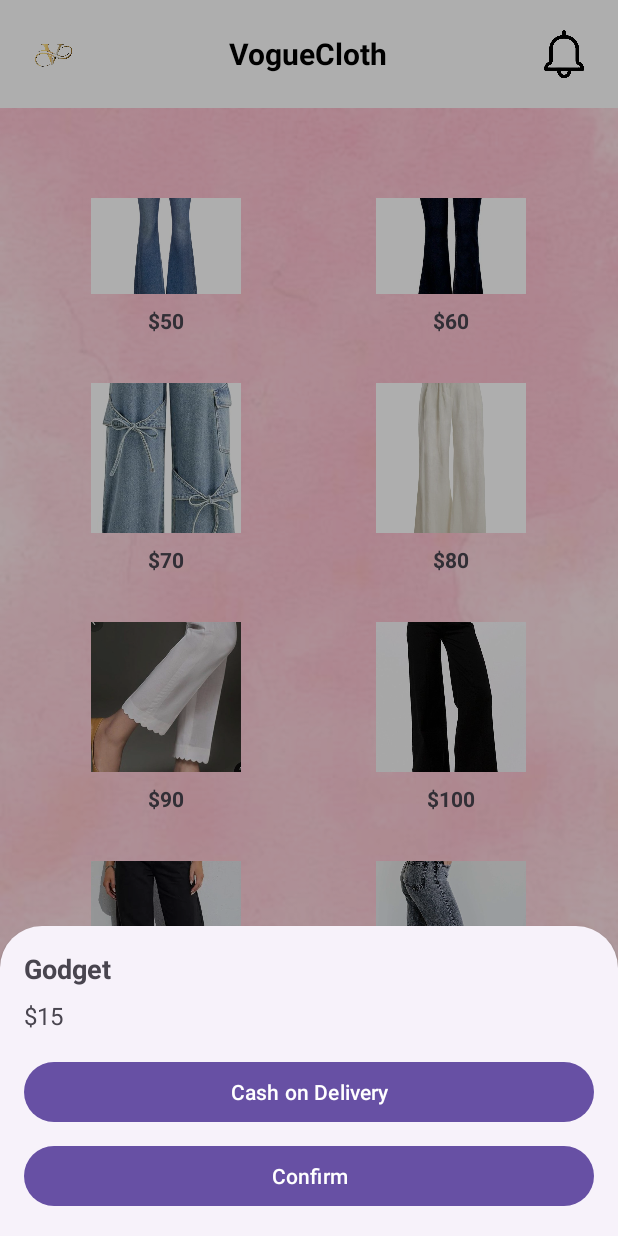
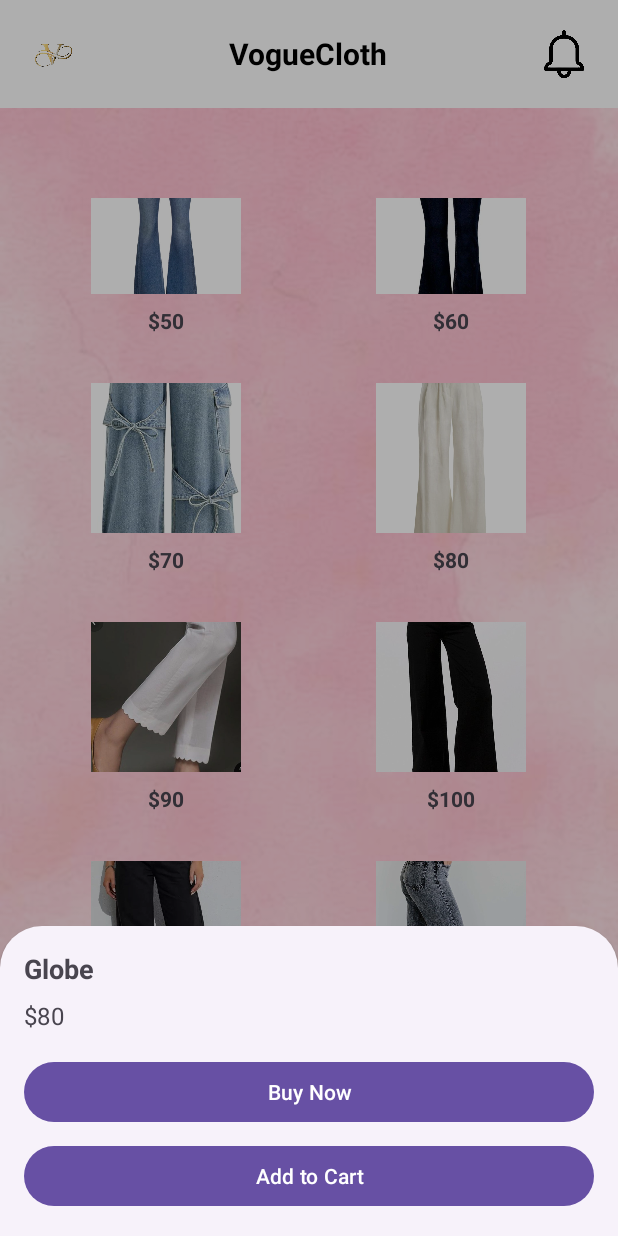
Before and after one commit to ayusha1223/Vogue, an Android app: the fragment PantFragment placed in its activity, after a tap on an icon or button, on a phone screen of 412 x 824 dp. Run offline under Robolectric (Android 15) with nearby library versions, the phone set to English and light mode, and no system bars; 1 statement that could not run was skipped.

Commit message:
Initial commit

```diff
--- a/app/src/main/java/com/example/vogueclothing/ui/Fragment/CartItem.kt
+++ b/app/src/main/java/com/example/vogueclothing/ui/Fragment/CartItem.kt
@@ -1,9 +1,8 @@
 package com.example.vogueclothing.ui.Fragment
 
-// Data class to represent a cart item
+
 data class CartItem(
     val name: String,
     val price: Double,
-    var quantity: Int,
-     // Add image URL or resource ID
+    var quantity: Int
 )
--- a/app/src/main/java/com/example/vogueclothing/ui/Fragment/PantFragment.kt
+++ b/app/src/main/java/com/example/vogueclothing/ui/Fragment/PantFragment.kt
@@ -1,4 +1,5 @@
 package com.example.vogueclothing.ui.Fragment
+
 
 import android.annotation.SuppressLint
 import android.os.Bundle
@@ -17,7 +18,7 @@ import com.example.vogueclothing.viewmodel.SharedViewModel
 import com.google.android.material.bottomsheet.BottomSheetDialog
 import com.google.android.material.dialog.MaterialAlertDialogBuilder
 
-class PantFragment : Fragment() {
+class PantFragment: Fragment() {
 
     override fun onCreateView(
         inflater: LayoutInflater, container: ViewGroup?,
@@ -26,7 +27,7 @@ class PantFragment : Fragment() {
         // Inflate the layout for this fragment
         val view = inflater.inflate(R.layout.fragment_pant, container, false)
 
-        // Initialize image views and set click listeners
+        // Initialize views
         val image1 = view.findViewById<ImageView>(R.id.image1)
         val image2 = view.findViewById<ImageView>(R.id.image2)
         val image3 = view.findViewById<ImageView>(R.id.image3)
@@ -37,19 +38,51 @@ class PantFragment : Fragment() {
         val image8 = view.findViewById<ImageView>(R.id.image8)
 
         // Set click listeners for all images
-        image1.setOnClickListener { showBottomSheet("Mini", "$10") }
-        image2.setOnClickListener { showBottomSheet("Tube", "$10") }
-        image3.setOnClickListener { showBottomSheet("Pleated", "$5") }
-        image4.setOnClickListener { showPaymentBottomSheet("Godget", "$15") }
-        image5.setOnClickListener { showBottomSheet("Wrap", "$20") }
-        image6.setOnClickListener { showBottomSheet("Bubble", "$82") }
-        image7.setOnClickListener { showBottomSheet("Tulip", "$20") }
-        image8.setOnClickListener { showBottomSheet("Circle", "$25") }
+        image1.setOnClickListener { showBottomSheet("Bombay", "$50") }
+        image2.setOnClickListener { showBottomSheet("Silk", "$60") }
+        image3.setOnClickListener { showBottomSheet("Wrap", "$70") }
+        image4.setOnClickListener { showBottomSheet("Globe", "$80") }
+        image5.setOnClickListener { showBottomSheet("Tank", "$90") }
+        image6.setOnClickListener { showBottomSheet("Choker", "$100") }
+        image7.setOnClickListener { showBottomSheet("BWrap top", "$110") }
+        image8.setOnClickListener { showBottomSheet("Cami", "$120") }
 
         return view
     }
 
-    // Function to show a bottom sheet dialog
+    // Function to show a bottom sheet dialog with Buy Now and Add to Cart options
+    private fun showBottomSheet(itemName: String, itemPrice: String) {
+        // Inflate the bottom sheet layout
+        val bottomSheetView = layoutInflater.inflate(R.layout.bottom_sheet_layout, null)
+
+        // Initialize views in the bottom sheet
+        val itemNameTextView = bottomSheetView.findViewById<TextView>(R.id.itemname)
+        val itemPriceTextView = bottomSheetView.findViewById<TextView>(R.id.itemprice)
+        val buyNowButton = bottomSheetView.findViewById<TextView>(R.id.buynowButton)
+        val addToCartButton = bottomSheetView.findViewById<TextView>(R.id.addTocartButton)
+
+        // Set item details
+        itemNameTextView.text = itemName
+        itemPriceTextView.text = itemPrice
+
+        // Create and show the bottom sheet dialog
+        val bottomSheetDialog = BottomSheetDialog(requireContext())
+        bottomSheetDialog.setContentView(bottomSheetView)
+        bottomSheetDialog.show()
+
+        // Handle Buy Now button click
+        buyNowButton.setOnClickListener {
+            bottomSheetDialog.dismiss()
+            showPaymentBottomSheet(itemName, itemPrice) // Show payment options
+        }
+
+        // Handle Add to Cart button click
+        addToCartButton.setOnClickListener {
+            bottomSheetDialog.dismiss()
+            addToCart(itemName, itemPrice) // Add item to cart
+        }
+    }
+
     @SuppressLint("MissingInflatedId")
     private fun showPaymentBottomSheet(itemName: String, itemPrice: String) {
         try {
@@ -62,7 +95,7 @@ class PantFragment : Fragment() {
             val itemNameTextView = paymentBottomSheetView.findViewById<TextView>(R.id.itemname)
             val itemPriceTextView = paymentBottomSheetView.findViewById<TextView>(R.id.itemprice)
             val cashOnDeliveryButton = paymentBottomSheetView.findViewById<Button>(R.id.cashOnDeliveryOption)
-            val confirmButton = paymentBottomSheetView.findViewById<Button>(R.id.confirmButton)
+
 
             // Set item details
             itemNameTextView.text = itemName
@@ -86,29 +119,33 @@ class PantFragment : Fragment() {
                     .show()
             }
 
-            // Handle Confirm button click (optional)
-            confirmButton.setOnClickListener {
-                paymentBottomSheetDialog.dismiss()
-            }
+//            // Handle Confirm button click (optional)
+//            confirmButton.setOnClickListener {
+//                paymentBottomSheetDialog.dismiss()
+//            }
 
         } catch (e: Exception) {
             Log.e("PaymentSheet", "Error showing payment bottom sheet", e)
         }
     }
+
+
+    // Function to add item to cart
     private fun addToCart(itemName: String, itemPrice: String) {
-        // Get the SharedViewModel
         val sharedViewModel = ViewModelProvider(requireActivity()).get(SharedViewModel::class.java)
+
+        // Remove "$" and trim spaces before converting to Double
         val cleanedPrice = itemPrice.replace("$", "").trim()
 
-        // Create a CartItem and add it to the cart
         val cartItem = CartItem(
             name = itemName,
-            price = itemPrice.toDoubleOrNull() ?: 0.0, // Convert price safely
-            quantity = 1, // Default value
+            price = cleanedPrice.toDoubleOrNull() ?: 0.0, // ✅ Fix price parsing
+            quantity = 1
+        )
 
-        )
         sharedViewModel.addToCart(cartItem)
-        // Show a toast message
-        android.widget.Toast.makeText(requireContext(), "$itemName added to cart", android.widget.Toast.LENGTH_SHORT).show()
+
+        Toast.makeText(requireContext(), "$itemName added to cart", Toast.LENGTH_SHORT).show()
     }
+
 }
--- a/app/src/main/res/layout/payment_bottom_sheet_layout.xml
+++ b/app/src/main/res/layout/payment_bottom_sheet_layout.xml
@@ -33,12 +33,12 @@
 
         android:layout_marginBottom="8dp"/>
 
-    <Button
-        android:id="@+id/confirmButton"
-        android:layout_width="match_parent"
-        android:layout_height="wrap_content"
-        android:text="Confirm"
-        android:textColor="@android:color/white">
+<!--    <Button-->
+<!--        android:id="@+id/confirmButton"-->
+<!--        android:layout_width="match_parent"-->
+<!--        android:layout_height="wrap_content"-->
+<!--        android:text="Confirm"-->
+<!--        android:textColor="@android:color/white">-->
 
-    </Button>
+<!--    </Button>-->
 </LinearLayout>
```
Also changed, not shown: app/src/main/java/com/example/vogueclothing/Adapter/cartAdapter.kt (+22 -31 lines), app/src/main/java/com/example/vogueclothing/ui/Fragment/CartFragment.kt (+6 -17 lines), app/src/main/java/com/example/vogueclothing/ui/Fragment/DashboardFragment.kt (+17 -10 lines), app/src/main/java/com/example/vogueclothing/ui/Fragment/DressesFragment.kt (+60 -23 lines), app/src/main/java/com/example/vogueclothing/ui/Fragment/ShortsFragment.kt (+60 -23 lines), app/src/main/java/com/example/vogueclothing/ui/Fragment/TeesFragment.kt (+14 -13 lines), app/src/main/res/layout/fragment_cart2.xml (+21 -57 lines).
